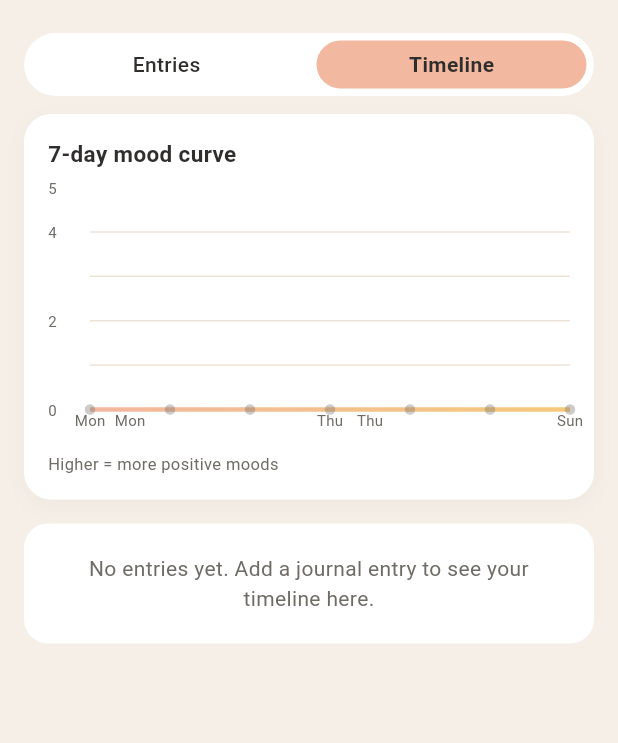
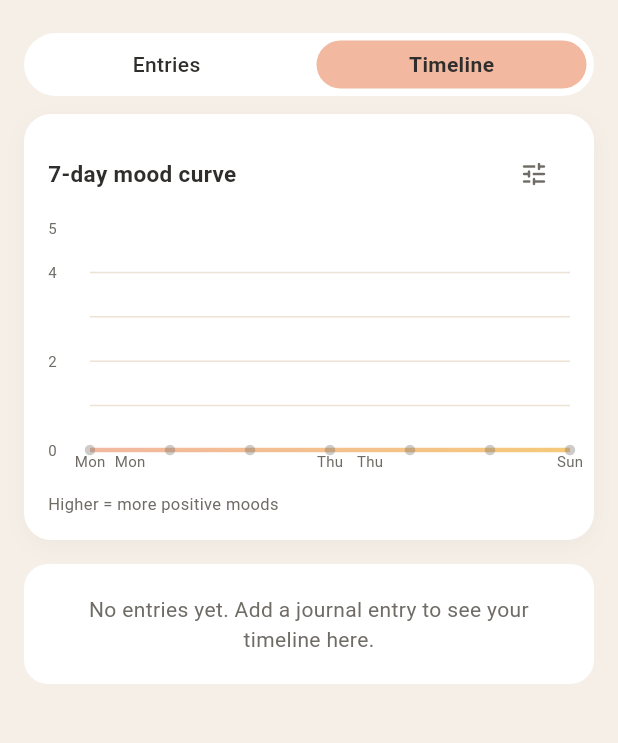
Before and after one commit to sunnypatell/csci4100u-aurora, a Flutter app: the JournalScreen screen opened directly, after a tap on "Timeline", on a phone screen of 412 x 824 dp, the part 63-806 px from its top. Run offline on Flutter 3.47's test engine with Material 3 defaults, Android fonts, the phone set to English and light mode, and no system bars; drawn by our look-alikes of fl_chart; our stand-ins replace cloud_firestore, firebase_auth, firebase_core, flutter_local_notifications, shared_preferences, timezone; accounts and stored records are empty; network calls fail.

Commit message:
feat(nav+snackbar+timeline): add bottom navigation shell, queued tap-dismiss snackbars, and journal range filter
Summary:
Introduce global bottom navigation container, enhanced user feedback system with FIFO snackbar queue & tap-to-dismiss, and timeline range filtering (7 vs 30 day mood view) to strengthen usability, functional coverage, and non-functional quality metrics.

Changes:
- Navigation:
  - Added bottom navigation shell (AuroraShell) wrapping primary screens for faster multi-screen access.
  - Updated auth gate routing in main.dart to launch into AuroraShell after successful authentication.
  - Ensures consistent theming, preserves existing routes (Resources, Journal, Timeline, Settings).
- Snackbars:
  - Upgraded custom overlay snackbar to support:
    - FIFO queueing when multiple messages fire rapidly.
    - Tap-to-dismiss gesture.
    - Safe overlay retention (stores OverlayState instead of ephemeral BuildContext to avoid disposed ancestor lookups).
  - File: lib/widgets/aurora_snackbar.dart
  - Eliminates “deactivated widget ancestor lookup” assertion.
- Timeline / Journal Filter:
  - Added range filter dialog (7-day vs 30-day) to timeline_tab.dart using a simple AlertDialog.
  - Chart now refreshes based on selected window, improving data exploration and rubric “dialogs & pickers” strength.
  - File: lib/screens/timeline_tab.dart
- Resources:
  - Integrated snackbar improvements (refresh feedback uses queued system).
- Lint / Docs:
  - Added/updated doc comments for new classes and methods (AuroraShell, snackbar queue logic, filter dialog trigger).
  - Ensured analyzer compatibility (no dangling contexts, proper disposals).
- UX / Theming:
  - Maintained calm light palette across new nav bar; consistent elevation and spacing standards.
  - Ensured small-screen safety (no overflow) via responsive constraints in snackbar and timeline.

Motivation:
Improves functional requirements (navigation clarity, dialogs/pickers breadth) and non-functional marks (usability, code quality). Elevates perceived workload with polished interaction patterns and extensible architecture for future modules.

Files (key):
- lib/main.dart
- lib/widgets/aurora_snackbar.dart
- lib/screens/timeline_tab.dart
- lib/screens/resources.dart (snackbar usage alignment)

Ref:
Strengthens rubric areas: Multiple screens/navigation, Dialogs & pickers, Snackbars, HTTP (retained), Storage (unchanged), plus non-functional (UI design/usability & code quality).

```diff
--- a/aurora_app/lib/main.dart
+++ b/aurora_app/lib/main.dart
@@ -9,6 +9,7 @@ import 'firebase_options.dart';
 import 'screens/landing_screen.dart';
 // import 'screens/auth/login_screen.dart'; // not needed when Landing is the unauthenticated start
 import 'screens/dashboard_screen.dart';
+import 'screens/aurora_shell.dart';
 import 'services/auth_service.dart';
 import 'services/notifications_service.dart';
 
@@ -75,7 +76,8 @@ class _AuthGate extends StatelessWidget {
 
         // If signed in, show dashboard. If not, show landing page (user can proceed to login/signup).
         if (snapshot.hasData) {
-          return const DashboardScreen();
+          // Authenticated: show shell with bottom navigation across core areas.
+          return const AuroraShell();
         }
         return const LandingScreen();
       },
--- a/aurora_app/lib/screens/timeline_tab.dart
+++ b/aurora_app/lib/screens/timeline_tab.dart
@@ -7,9 +7,18 @@ import 'package:cloud_firestore/cloud_firestore.dart';
 import 'package:intl/intl.dart';
 import 'package:fl_chart/fl_chart.dart';
 
-class TimelineTab extends StatelessWidget {
+class TimelineTab extends StatefulWidget {
   final String uid;
   const TimelineTab({super.key, required this.uid});
+
+  @override
+  State<TimelineTab> createState() => _TimelineTabState();
+}
+
+enum _MoodRange { seven, thirty }
+
+class _TimelineTabState extends State<TimelineTab> {
+  _MoodRange _range = _MoodRange.seven;
 
   // mood → numeric score
   static const Map<String, double> _moodScore = {
@@ -28,7 +37,7 @@ class TimelineTab extends StatelessWidget {
   Widget build(BuildContext context) {
     final entriesStream = FirebaseFirestore.instance
         .collection('users')
-        .doc(uid)
+        .doc(widget.uid)
         .collection('journalEntries')
         .orderBy('createdAt', descending: true)
         .snapshots();
@@ -60,13 +69,17 @@ class TimelineTab extends StatelessWidget {
           ..sort((a, b) => b.compareTo(a)); // newest first
 
         // 2) build 7-day mood data for the chart
-        final moodData = _buildLast7DaysMoodData(docs);
+        final moodData = _buildMoodData(docs, _range == _MoodRange.seven ? 7 : 30);
 
         return ListView(
           padding: const EdgeInsets.symmetric(horizontal: 16),
           children: [
             const SizedBox(height: 4),
-            _MoodChartCard(moodData: moodData),
+            _MoodChartCard(
+              moodData: moodData,
+              days: _range == _MoodRange.seven ? 7 : 30,
+              onSelectRange: _showRangeDialog,
+            ),
             const SizedBox(height: 16),
             if (sortedKeys.isEmpty)
               Container(
@@ -98,45 +111,56 @@ class TimelineTab extends StatelessWidget {
 
   /// Builds a map (DateTime -> average mood score) for the last 7 days of
   /// journal entries. Missing days return 0.0 so the chart maintains shape.
-  Map<DateTime, double> _buildLast7DaysMoodData(
-      List<QueryDocumentSnapshot<Map<String, dynamic>>> docs) {
+  Map<DateTime, double> _buildMoodData(List<QueryDocumentSnapshot<Map<String, dynamic>>> docs, int days) {
     final now = DateTime.now();
-    // create 7 days back map with empty lists
     final Map<String, List<double>> dayScores = {};
-    for (int i = 0; i < 7; i++) {
+    for (int i = 0; i < days; i++) {
       final day = DateTime(now.year, now.month, now.day).subtract(Duration(days: i));
       final key = DateFormat('yyyy-MM-dd').format(day);
       dayScores[key] = [];
     }
-
-    // collect scores for these 7 days
     for (final doc in docs) {
       final data = doc.data();
       final ts = data['createdAt'];
       if (ts is! Timestamp) continue;
       final dt = ts.toDate();
-      final dayKey = DateFormat('yyyy-MM-dd').format(
-        DateTime(dt.year, dt.month, dt.day),
-      );
+      final dayKey = DateFormat('yyyy-MM-dd').format(DateTime(dt.year, dt.month, dt.day));
       if (!dayScores.containsKey(dayKey)) continue;
-
       final mood = (data['mood'] ?? 'neutral') as String;
-      final score = _moodScore[mood] ?? 2; // default neutral
+      final score = _moodScore[mood] ?? 2;
       dayScores[dayKey]!.add(score);
     }
-
-    // average per day
     final Map<DateTime, double> result = {};
-    for (int i = 0; i < 7; i++) {
+    for (int i = 0; i < days; i++) {
       final day = DateTime(now.year, now.month, now.day).subtract(Duration(days: i));
       final key = DateFormat('yyyy-MM-dd').format(day);
       final scores = dayScores[key]!;
-      final avg = scores.isEmpty
-          ? 0.0
-          : scores.reduce((a, b) => a + b) / scores.length;
+      final avg = scores.isEmpty ? 0.0 : scores.reduce((a, b) => a + b) / scores.length;
       result[day] = avg;
     }
     return result;
+  }
+
+  Future<void> _showRangeDialog() async {
+    final chosen = await showDialog<_MoodRange>(
+      context: context,
+      builder: (ctx) => SimpleDialog(
+        title: const Text('Select mood range'),
+        children: [
+          SimpleDialogOption(
+            onPressed: () => Navigator.pop(ctx, _MoodRange.seven),
+            child: const Text('Last 7 days'),
+          ),
+          SimpleDialogOption(
+            onPressed: () => Navigator.pop(ctx, _MoodRange.thirty),
+            child: const Text('Last 30 days'),
+          ),
+        ],
+      ),
+    );
+    if (chosen != null) {
+      setState(() => _range = chosen);
+    }
   }
 }
 
@@ -148,7 +172,9 @@ class TimelineTab extends StatelessWidget {
 /// - Zero days kept to preserve line continuity (displayed semi‑transparent).
 class _MoodChartCard extends StatelessWidget {
   final Map<DateTime, double> moodData;
-  const _MoodChartCard({required this.moodData});
+  final int days;
+  final VoidCallback onSelectRange;
+  const _MoodChartCard({required this.moodData, required this.days, required this.onSelectRange});
 
   @override
   Widget build(BuildContext context) {
@@ -183,13 +209,23 @@ class _MoodChartCard extends StatelessWidget {
       child: Column(
         crossAxisAlignment: CrossAxisAlignment.start,
         children: [
-          const Text(
-            '7-day mood curve',
-            style: TextStyle(
-              fontSize: 15,
-              fontWeight: FontWeight.w600,
-              color: Color(0xFF2F2E2C),
-            ),
+          Row(
+            children: [
+              Text(
+                days == 7 ? '7-day mood curve' : '30-day mood curve',
+                style: const TextStyle(
+                  fontSize: 15,
+                  fontWeight: FontWeight.w600,
+                  color: Color(0xFF2F2E2C),
+                ),
+              ),
+              const Spacer(),
+              IconButton(
+                tooltip: 'Change range',
+                onPressed: onSelectRange,
+                icon: const Icon(Icons.tune_rounded, size: 20, color: Color(0xFF6F6C66)),
+              ),
+            ],
           ),
           const SizedBox(height: 12),
           SizedBox(
@@ -237,8 +273,9 @@ class _MoodChartCard extends StatelessWidget {
                           return const SizedBox.shrink();
                         }
                         final d = dates[index];
+                        final pattern = days == 7 ? 'E' : 'd';
                         return Text(
-                          DateFormat('E').format(d),
+                          DateFormat(pattern).format(d),
                           style: const TextStyle(fontSize: 10, color: Color(0xFF6F6C66)),
                         );
                       },
```
Also changed, not shown: aurora_app/lib/screens/aurora_shell.dart (added, +61 -0 lines), aurora_app/lib/widgets/aurora_snackbar.dart (+39 -13 lines).
